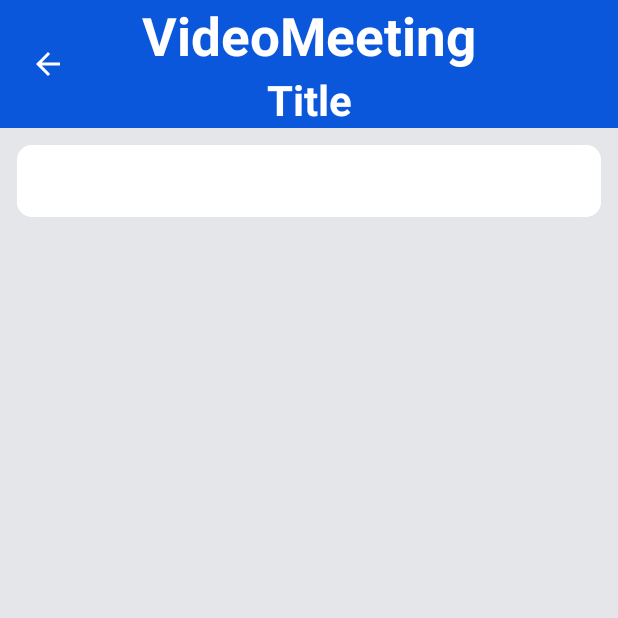
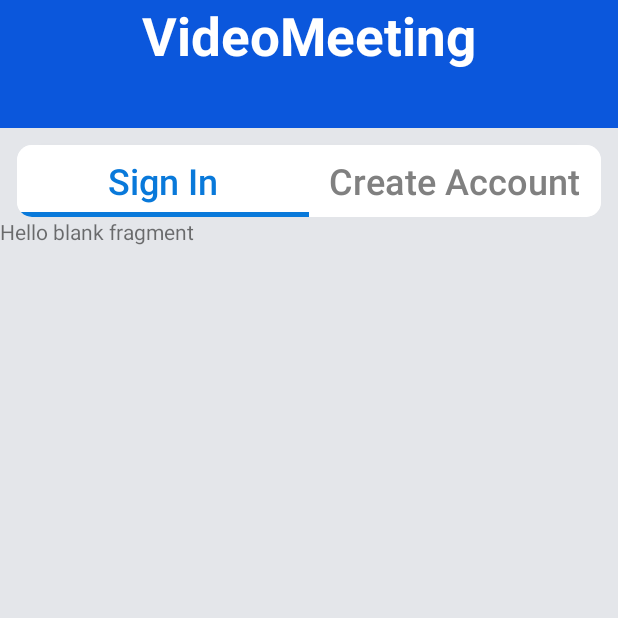
Before and after one commit to danieel47896321/VideoMeeting, an Android app: the screen it shows after launch (MainActivity), on a phone screen of 412 x 824 dp, the top half of it. Run offline under Robolectric (Android 15) with nearby library versions, the phone set to English and light mode, and no system bars.

Commit message:
Finish Main activity ky and xml. created create account and sign in fragment. created reset password.

```diff
--- a/app/src/main/AndroidManifest.xml
+++ b/app/src/main/AndroidManifest.xml
@@ -14,6 +14,9 @@
         android:theme="@style/Theme.VideoMeeting"
         tools:targetApi="31">
         <activity
+            android:name=".Guest.ResetPassword"
+            android:exported="false" />
+        <activity
             android:name=".MainActivity"
             android:exported="true">
             <intent-filter>
--- /dev/null
+++ b/app/src/main/java/com/example/videomeeting/Guest/SignIn.kt
@@ -0,0 +1,60 @@
+package com.example.videomeeting.Guest
+
+import android.os.Bundle
+import androidx.fragment.app.Fragment
+import android.view.LayoutInflater
+import android.view.View
+import android.view.ViewGroup
+import com.example.videomeeting.R
+
+// TODO: Rename parameter arguments, choose names that match
+// the fragment initialization parameters, e.g. ARG_ITEM_NUMBER
+private const val ARG_PARAM1 = "param1"
+private const val ARG_PARAM2 = "param2"
+
+/**
+ * A simple [Fragment] subclass.
+ * Use the [SignIn.newInstance] factory method to
+ * create an instance of this fragment.
+ */
+class SignIn : Fragment() {
+    // TODO: Rename and change types of parameters
+    private var param1: String? = null
+    private var param2: String? = null
+
+    override fun onCreate(savedInstanceState: Bundle?) {
+        super.onCreate(savedInstanceState)
+        arguments?.let {
+            param1 = it.getString(ARG_PARAM1)
+            param2 = it.getString(ARG_PARAM2)
+        }
+    }
+
+    override fun onCreateView(
+        inflater: LayoutInflater, container: ViewGroup?,
+        savedInstanceState: Bundle?
+    ): View? {
+        // Inflate the layout for this fragment
+        return inflater.inflate(R.layout.fragment_sign_in, container, false)
+    }
+
+    companion object {
+        /**
+         * Use this factory method to create a new instance of
+         * this fragment using the provided parameters.
+         *
+         * @param param1 Parameter 1.
+         * @param param2 Parameter 2.
+         * @return A new instance of fragment SignIn.
+         */
+        // TODO: Rename and change types and number of parameters
+        @JvmStatic
+        fun newInstance(param1: String, param2: String) =
+            SignIn().apply {
+                arguments = Bundle().apply {
+                    putString(ARG_PARAM1, param1)
+                    putString(ARG_PARAM2, param2)
+                }
+            }
+    }
+}
--- a/app/src/main/java/com/example/videomeeting/MainActivity.kt
+++ b/app/src/main/java/com/example/videomeeting/MainActivity.kt
@@ -1,11 +1,59 @@
 package com.example.videomeeting
 
+import android.os.Bundle
+import android.view.View
+import android.widget.ImageView
+import android.widget.TextView
 import androidx.appcompat.app.AppCompatActivity
-import android.os.Bundle
+import androidx.fragment.app.Fragment
+import androidx.fragment.app.FragmentActivity
+import androidx.viewpager2.adapter.FragmentStateAdapter
+import androidx.viewpager2.widget.ViewPager2
+import com.example.videomeeting.Guest.CreateAccount
+import com.example.videomeeting.Guest.SignIn
+import com.google.android.material.tabs.TabLayout
+import com.google.android.material.tabs.TabLayoutMediator
 
 class MainActivity : AppCompatActivity() {
+    private lateinit var title: TextView
+    private lateinit var backIcon: ImageView
+    private lateinit var tabLayout: TabLayout
+    private lateinit var viewPager2: ViewPager2
+    private lateinit var titles: Array<String>
+    private lateinit var pagerAdapter: PagerAdapter
     override fun onCreate(savedInstanceState: Bundle?) {
         super.onCreate(savedInstanceState)
         setContentView(R.layout.activity_main)
+        init()
+    }
+    private fun init(){
+        title = findViewById<TextView>(R.id.title)
+        title.text = ""
+        backIcon = findViewById<ImageView>(R.id.backIcon)
+        backIcon.visibility = View.GONE
+        tabLayout = findViewById(R.id.tabLayout)
+        viewPager2 = findViewById(R.id.viewPager2)
+        titles = arrayOf()
+        titles = resources.getStringArray(R.array.Main)
+        setPager()
+    }
+    private fun setPager() {
+        pagerAdapter = PagerAdapter(this@MainActivity)
+        viewPager2.adapter = pagerAdapter
+        TabLayoutMediator(tabLayout, viewPager2) { tab: TabLayout.Tab, position: Int ->
+            tab.text = titles[position]
+        }.attach()
+    }
+    class PagerAdapter(fragmentActivity: FragmentActivity) :
+        FragmentStateAdapter(fragmentActivity) {
+        private val size = 2
+        override fun createFragment(position: Int): Fragment {
+            when (position) {
+                0 -> return SignIn()
+                1 -> return CreateAccount()
+            }
+            return SignIn()
+        }
+        override fun getItemCount(): Int { return size }
     }
 }
--- /dev/null
+++ b/app/src/main/res/layout/fragment_sign_in.xml
@@ -0,0 +1,14 @@
+<?xml version="1.0" encoding="utf-8"?>
+<FrameLayout xmlns:android="http://schemas.android.com/apk/res/android"
+    xmlns:tools="http://schemas.android.com/tools"
+    android:layout_width="match_parent"
+    android:layout_height="match_parent"
+    tools:context=".Guest.SignIn">
+
+    <!-- TODO: Update blank fragment layout -->
+    <TextView
+        android:layout_width="match_parent"
+        android:layout_height="match_parent"
+        android:text="@string/hello_blank_fragment" />
+
+</FrameLayout>
--- a/app/src/main/res/values/strings.xml
+++ b/app/src/main/res/values/strings.xml
@@ -1,4 +1,14 @@
 <resources>
     <string name="app_name">VideoMeeting</string>
     <string name="Title">Title</string>
+    <!-- MainActivity Page -->
+    <string name="SignIn">Sign In</string>
+    <string name="CreateAccount">Create Account</string>
+    <!-- Arrays -->
+    <string-array name="Main">
+        <item>@string/SignIn</item>
+        <item>@string/CreateAccount</item>
+    </string-array>
+    <!-- TODO: Remove or change this placeholder text -->
+    <string name="hello_blank_fragment" translatable="false">Hello blank fragment</string>
 </resources>
```
Also changed, not shown: app/src/main/java/com/example/videomeeting/Guest/CreateAccount.kt (added, +60 -0 lines), app/src/main/java/com/example/videomeeting/Guest/ResetPassword.kt (added, +12 -0 lines), app/src/main/res/layout/activity_reset_password.xml (added, +9 -0 lines), app/src/main/res/layout/fragment_create_account.xml (added, +14 -0 lines), 1 other file.
